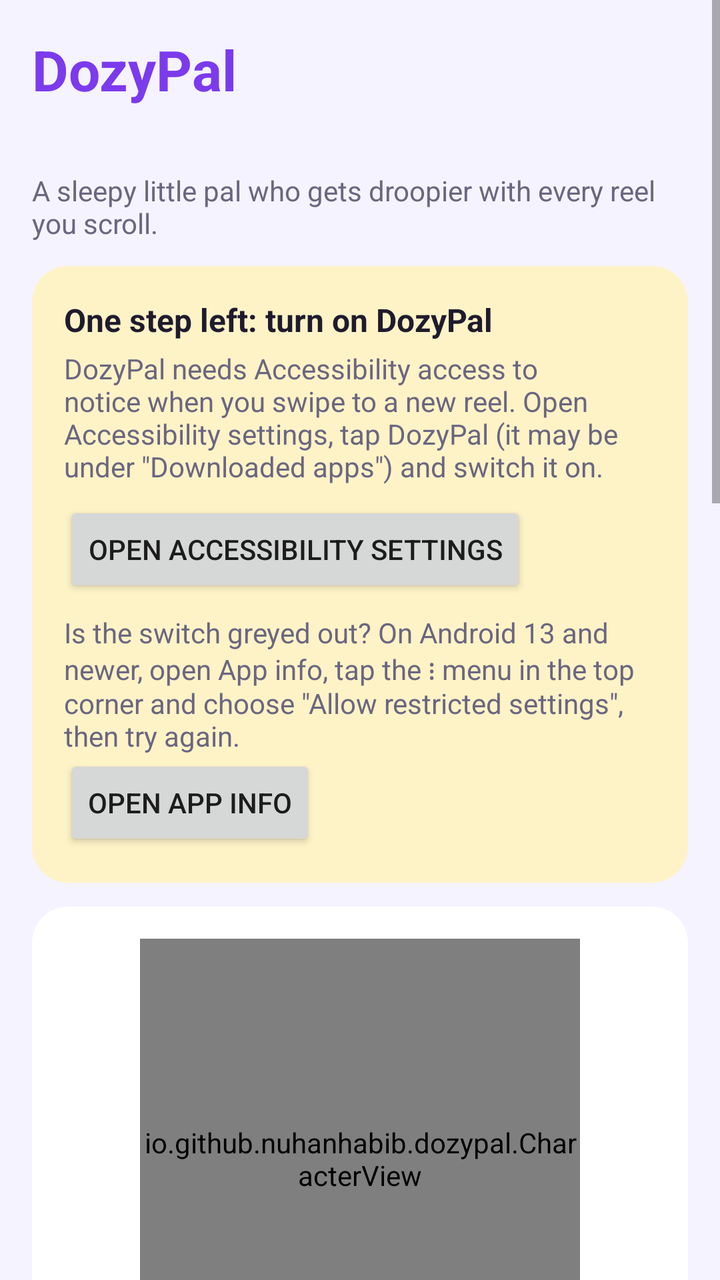
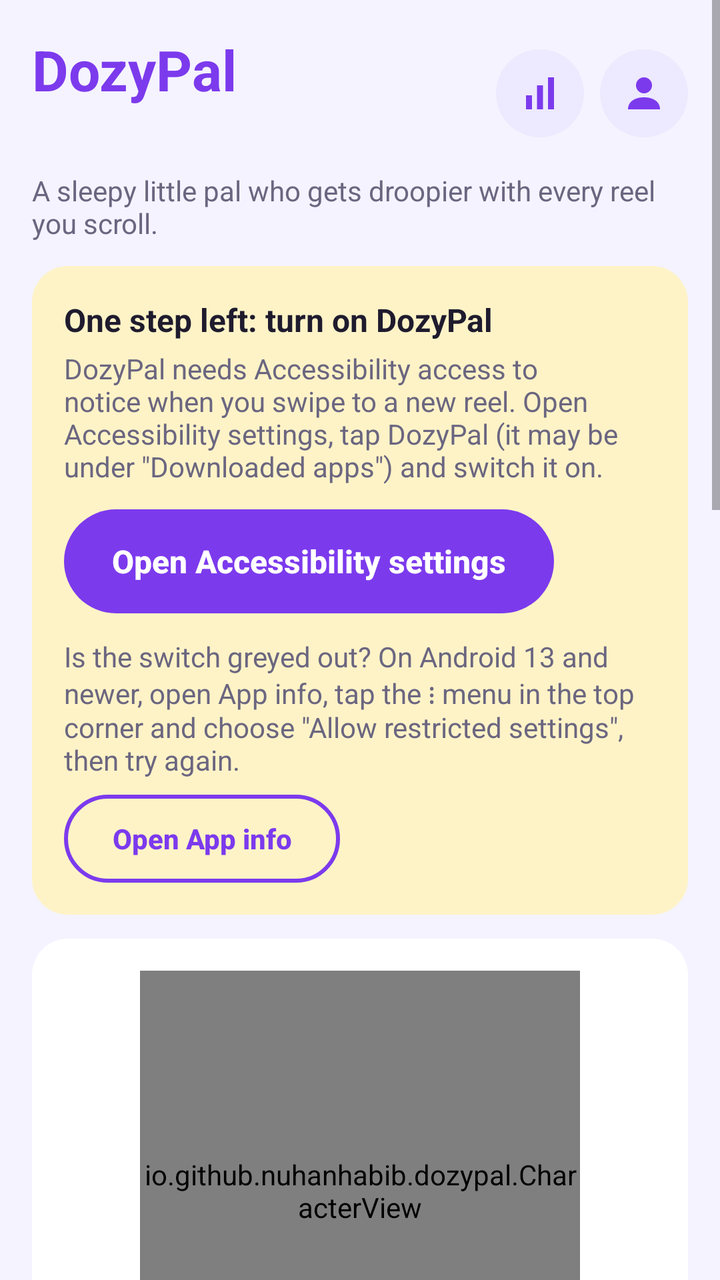

An Android layout rendered at two revisions. The XML below is the earlier revision; the diff shows what the commit changed to produce the second picture.
<!-- AndroidManifest.xml: application theme Theme.DozyPal -->
<!-- res/layout/activity_main.xml -->
<?xml version="1.0" encoding="utf-8"?>
<ScrollView xmlns:android="http://schemas.android.com/apk/res/android"
    android:layout_width="match_parent"
    android:layout_height="match_parent"
    android:fillViewport="true">

    <LinearLayout
        android:layout_width="match_parent"
        android:layout_height="wrap_content"
        android:orientation="vertical"
        android:padding="16dp">

        <TextView
            android:layout_width="wrap_content"
            android:layout_height="wrap_content"
            android:text="@string/app_name"
            android:textColor="@color/purple"
            android:textSize="28sp"
            android:textStyle="bold" />

        <TextView
            android:id="@+id/greeting"
            style="@style/CardTitle"
            android:layout_marginTop="4dp"
            android:textSize="18sp" />

        <TextView
            style="@style/CardBody"
            android:text="@string/tagline" />

        
        <LinearLayout
            android:id="@+id/setup_card"
            style="@style/Card"
            android:background="@drawable/card_warning">

            <TextView style="@style/CardTitle" android:text="@string/setup_title" />
            <TextView style="@style/CardBody" android:text="@string/setup_body" />
            <Button
                android:id="@+id/setup_button"
                android:layout_width="wrap_content"
                android:layout_height="wrap_content"
                android:layout_marginTop="8dp"
                android:text="@string/setup_button" />

            <LinearLayout
                android:id="@+id/restricted_group"
                android:layout_width="match_parent"
                android:layout_height="wrap_content"
                android:orientation="vertical">
                <TextView
                    style="@style/CardBody"
                    android:layout_marginTop="8dp"
                    android:text="@string/restricted_body" />
                <Button
                    android:id="@+id/restricted_button"
                    android:layout_width="wrap_content"
                    android:layout_height="wrap_content"
                    android:text="@string/restricted_button" />
            </LinearLayout>
        </LinearLayout>

        <LinearLayout style="@style/Card" android:gravity="center_horizontal">
            <io.github.nuhanhabib.dozypal.CharacterView
                android:id="@+id/character"
                android:layout_width="220dp"
                android:layout_height="220dp" />

            <TextView
                android:id="@+id/mood_title"
                style="@style/CardTitle"
                android:textSize="20sp" />
            <TextView
                android:id="@+id/mood_line"
                style="@style/CardBody"
                android:gravity="center" />

            <TextView
                android:id="@+id/total_count"
                android:layout_width="wrap_content"
                android:layout_height="wrap_content"
                android:layout_marginTop="12dp"
                android:textColor="@color/text"
                android:textSize="48sp"
                android:textStyle="bold" />
            <TextView
                style="@style/CardBody"
                android:layout_width="wrap_content"
                android:text="@string/reels_today" />
            <TextView
                style="@style/CardBody"
                android:gravity="center"
                android:text="@string/reset_note"
                android:textSize="12sp" />

            <LinearLayout
                android:layout_width="match_parent"
                android:layout_height="wrap_content"
                android:layout_marginTop="12dp"
                android:orientation="horizontal">

                <LinearLayout
                    android:layout_width="0dp"
                    android:layout_height="wrap_content"
                    android:layout_weight="1"
                    android:gravity="center"
                    android:orientation="vertical">
                    <TextView
                        android:id="@+id/facebook_count"
                        style="@style/CardTitle"
                        android:textSize="22sp" />
                    <TextView
                        style="@style/CardBody"
                        android:layout_width="wrap_content"
                        android:text="@string/facebook" />
                </LinearLayout>

                <LinearLayout
                    android:layout_width="0dp"
                    android:layout_height="wrap_content"
                    android:layout_weight="1"
                    android:gravity="center"
                    android:orientation="vertical">
                    <TextView
                        android:id="@+id/instagram_count"
                        style="@style/CardTitle"
                        android:textSize="22sp" />
                    <TextView
                        style="@style/CardBody"
                        android:layout_width="wrap_content"
                        android:text="@string/instagram" />
                </LinearLayout>
            </LinearLayout>
        </LinearLayout>

        <LinearLayout style="@style/Card">
            <LinearLayout
                android:layout_width="match_parent"
                android:layout_height="wrap_content"
                android:gravity="center_vertical"
                android:orientation="horizontal">
                <LinearLayout
                    android:layout_width="0dp"
                    android:layout_height="wrap_content"
                    android:layout_weight="1"
                    android:orientation="vertical">
                    <TextView style="@style/CardTitle" android:text="@string/counter_title" />
                    <TextView style="@style/CardBody" android:text="@string/counter_body" />
                </LinearLayout>
                <Switch
                    android:id="@+id/counter_switch"
                    android:layout_width="wrap_content"
                    android:layout_height="wrap_content"
                    android:contentDescription="@string/counter_title" />
            </LinearLayout>

            <TextView
                style="@style/CardTitle"
                android:layout_marginTop="16dp"
                android:text="@string/position_title" />
            <RadioGroup
                android:id="@+id/side_group"
                android:layout_width="match_parent"
                android:layout_height="wrap_content"
                android:orientation="horizontal">
                <RadioButton
                    android:id="@+id/side_left"
                    android:layout_width="wrap_content"
                    android:layout_height="wrap_content"
                    android:text="@string/left" />
                <RadioButton
                    android:id="@+id/side_right"
                    android:layout_width="wrap_content"
                    android:layout_height="wrap_content"
                    android:layout_marginStart="16dp"
                    android:text="@string/right" />
            </RadioGroup>

            <TextView
                android:id="@+id/opacity_label"
                style="@style/CardTitle"
                android:layout_marginTop="16dp" />
            <SeekBar
                android:id="@+id/opacity_seek"
                android:layout_width="match_parent"
                android:layout_height="wrap_content"
                android:layout_marginTop="8dp"
                android:contentDescription="@string/opacity_description" />
        </LinearLayout>

        <LinearLayout style="@style/Card">
            <TextView style="@style/CardTitle" android:text="@string/profile_title" />
            <TextView
                android:id="@+id/profile_summary"
                style="@style/CardBody" />
            <Button
                android:id="@+id/edit_profile"
                android:layout_width="wrap_content"
                android:layout_height="wrap_content"
                android:layout_marginTop="8dp"
                android:text="@string/edit_profile" />
        </LinearLayout>

        <LinearLayout style="@style/Card">
            <TextView style="@style/CardTitle" android:text="@string/friends_title" />
            <TextView style="@style/CardBody" android:text="@string/friends_body" />
        </LinearLayout>

        <LinearLayout
            style="@style/Card"
            android:layout_marginBottom="16dp">
            <TextView style="@style/CardTitle" android:text="@string/privacy_title" />
            <TextView style="@style/CardBody" android:text="@string/privacy_body" />
        </LinearLayout>
    </LinearLayout>
</ScrollView>
<!-- resources referenced by this layout -->
<resources>
  <string name="privacy_body">DozyPal only counts swipes inside Facebook and Instagram. It never reads messages, never saves what is on your screen, and this version has no internet access at all. Counts stay on your phone and reset every day.</string>
  <string name="profile_title">Your profile</string>
  <string name="reset_note">A reel counts after you watch it for 5 seconds. Counts reset automatically every night at 12:00 AM.</string>
  <!-- unchanged entries left out for length: 32 -->
</resources>

<!-- the commit's change to res/layout/activity_main.xml (unified diff, before → after) -->
@@ -10,22 +10,45 @@
         android:orientation="vertical"
         android:padding="16dp">
 
-        <TextView
-            android:layout_width="wrap_content"
+        
+        <LinearLayout
+            android:layout_width="match_parent"
             android:layout_height="wrap_content"
-            android:text="@string/app_name"
-            android:textColor="@color/purple"
-            android:textSize="28sp"
-            android:textStyle="bold" />
-
-        <TextView
-            android:id="@+id/greeting"
-            style="@style/CardTitle"
-            android:layout_marginTop="4dp"
-            android:textSize="18sp" />
+            android:gravity="center_vertical"
+            android:orientation="horizontal">
+            <LinearLayout
+                android:layout_width="0dp"
+                android:layout_height="wrap_content"
+                android:layout_weight="1"
+                android:orientation="vertical">
+                <TextView
+                    android:layout_width="wrap_content"
+                    android:layout_height="wrap_content"
+                    android:text="@string/app_name"
+                    android:textColor="@color/purple"
+                    android:textSize="28sp"
+                    android:textStyle="bold" />
+                <TextView
+                    android:id="@+id/greeting"
+                    style="@style/CardTitle"
+                    android:textSize="18sp" />
+            </LinearLayout>
+            <ImageButton
+                android:id="@+id/open_reports"
+                style="@style/IconButton"
+                android:contentDescription="@string/reports_title"
+                android:src="@drawable/ic_chart" />
+            <ImageButton
+                android:id="@+id/edit_profile"
+                style="@style/IconButton"
+                android:layout_marginStart="8dp"
+                android:contentDescription="@string/edit_profile"
+                android:src="@drawable/ic_person" />
+        </LinearLayout>
 
         <TextView
             style="@style/CardBody"
+            android:layout_marginTop="8dp"
             android:text="@string/tagline" />
 
         
@@ -38,9 +61,10 @@
             <TextView style="@style/CardBody" android:text="@string/setup_body" />
             <Button
                 android:id="@+id/setup_button"
+                style="@style/PrimaryButton"
                 android:layout_width="wrap_content"
                 android:layout_height="wrap_content"
-                android:layout_marginTop="8dp"
+                android:layout_marginTop="12dp"
                 android:text="@string/setup_button" />
 
             <LinearLayout
@@ -50,12 +74,14 @@
                 android:orientation="vertical">
                 <TextView
                     style="@style/CardBody"
-                    android:layout_marginTop="8dp"
+                    android:layout_marginTop="12dp"
                     android:text="@string/restricted_body" />
                 <Button
                     android:id="@+id/restricted_button"
-                    android:layout_width="wrap_content"
-                    android:layout_height="wrap_content"
+                    style="@style/SecondaryButton"
+                    android:layout_width="wrap_content"
+                    android:layout_height="wrap_content"
+                    android:layout_marginTop="8dp"
                     android:text="@string/restricted_button" />
             </LinearLayout>
         </LinearLayout>
@@ -96,39 +122,29 @@
             <LinearLayout
                 android:layout_width="match_parent"
                 android:layout_height="wrap_content"
+                android:layout_marginTop="16dp"
+                android:orientation="horizontal">
+                <LinearLayout style="@style/AppCount">
+                    <TextView android:id="@+id/facebook_count" style="@style/AppCountNumber" />
+                    <TextView style="@style/AppCountLabel" android:text="@string/facebook" />
+                </LinearLayout>
+                <LinearLayout style="@style/AppCount">
+                    <TextView android:id="@+id/instagram_count" style="@style/AppCountNumber" />
+                    <TextView style="@style/AppCountLabel" android:text="@string/instagram" />
+                </LinearLayout>
+            </LinearLayout>
+            <LinearLayout
+                android:layout_width="match_parent"
+                android:layout_height="wrap_content"
                 android:layout_marginTop="12dp"
                 android:orientation="horizontal">
-
-                <LinearLayout
-                    android:layout_width="0dp"
-                    android:layout_height="wrap_content"
-                    android:layout_weight="1"
-                    android:gravity="center"
-                    android:orientation="vertical">
-                    <TextView
-                        android:id="@+id/facebook_count"
-                        style="@style/CardTitle"
-                        android:textSize="22sp" />
-                    <TextView
-                        style="@style/CardBody"
-                        android:layout_width="wrap_content"
-                        android:text="@string/facebook" />
-                </LinearLayout>
-
-                <LinearLayout
-                    android:layout_width="0dp"
-                    android:layout_height="wrap_content"
-                    android:layout_weight="1"
-                    android:gravity="center"
-                    android:orientation="vertical">
-                    <TextView
-                        android:id="@+id/instagram_count"
-                        style="@style/CardTitle"
-                        android:textSize="22sp" />
-                    <TextView
-                        style="@style/CardBody"
-                        android:layout_width="wrap_content"
-                        android:text="@string/instagram" />
+                <LinearLayout style="@style/AppCount">
+                    <TextView android:id="@+id/tiktok_count" style="@style/AppCountNumber" />
+                    <TextView style="@style/AppCountLabel" android:text="@string/tiktok" />
+                </LinearLayout>
+                <LinearLayout style="@style/AppCount">
+                    <TextView android:id="@+id/youtube_count" style="@style/AppCountNumber" />
+                    <TextView style="@style/AppCountLabel" android:text="@string/youtube" />
                 </LinearLayout>
             </LinearLayout>
         </LinearLayout>
@@ -175,6 +191,7 @@
                     android:layout_marginStart="16dp"
                     android:text="@string/right" />
             </RadioGroup>
+            <TextView style="@style/CardBody" android:text="@string/drag_hint" />
 
             <TextView
                 android:id="@+id/opacity_label"
@@ -189,19 +206,6 @@
         </LinearLayout>
 
         <LinearLayout style="@style/Card">
-            <TextView style="@style/CardTitle" android:text="@string/profile_title" />
-            <TextView
-                android:id="@+id/profile_summary"
-                style="@style/CardBody" />
-            <Button
-                android:id="@+id/edit_profile"
-                android:layout_width="wrap_content"
-                android:layout_height="wrap_content"
-                android:layout_marginTop="8dp"
-                android:text="@string/edit_profile" />
-        </LinearLayout>
-
-        <LinearLayout style="@style/Card">
             <TextView style="@style/CardTitle" android:text="@string/friends_title" />
             <TextView style="@style/CardBody" android:text="@string/friends_body" />
         </LinearLayout>
<!-- resource entries referenced after the edit -->
@@ -1,8 +1,100 @@
 <!-- resources referenced by this layout -->
 <resources>
-  <string name="privacy_body">DozyPal only counts swipes inside Facebook and Instagram. It never reads messages, never saves what is on your screen, and this version has no internet access at all. Counts stay on your phone and reset every day.</string>
-  <string name="profile_title">Your profile</string>
-  <string name="reset_note">A reel counts after you watch it for 5 seconds. Counts reset automatically every night at 12:00 AM.</string>
+  <!-- drawable ic_chart (drawable) -->
+  <?xml version="1.0" encoding="utf-8"?>
+  <vector xmlns:android="http://schemas.android.com/apk/res/android"
+      android:width="24dp"
+      android:height="24dp"
+      android:viewportWidth="24"
+      android:viewportHeight="24">
+      <path
+          android:fillColor="#7C3AED"
+          android:pathData="M5,13 h3 v7 h-3 Z M10.5,8 h3 v12 h-3 Z M16,4 h3 v16 h-3 Z" />
+  </vector>
+  <!-- drawable ic_person (drawable) -->
+  <?xml version="1.0" encoding="utf-8"?>
+  <vector xmlns:android="http://schemas.android.com/apk/res/android"
+      android:width="24dp"
+      android:height="24dp"
+      android:viewportWidth="24"
+      android:viewportHeight="24">
+      <path
+          android:fillColor="#7C3AED"
+          android:pathData="M12,12 a4,4 0 1,0 0,-8 a4,4 0 1,0 0,8 Z M4,20 c0,-4 3.6,-6 8,-6 s8,2 8,6 Z" />
+  </vector>
+  <string name="drag_hint">Tip: drag the counter up or down along the edge to move it.</string>
+  <string name="privacy_body">DozyPal only counts swipes inside Facebook, Instagram, TikTok and YouTube. It never reads messages, never saves what is on your screen, and this version has no internet access at all. Counts stay on your phone and reset every day.</string>
+  <string name="reports_title">Reports</string>
+  <string name="reset_note">A reel counts after you watch it for 3 seconds. Counts reset automatically every night at 12:00 AM.</string>
+  <string name="tiktok">TikTok</string>
+  <string name="youtube">YouTube Shorts</string>
+  <style name="AppCount">
+          <item name="android:layout_width">0dp</item>
+          <item name="android:layout_height">wrap_content</item>
+          <item name="android:layout_weight">1</item>
+          <item name="android:gravity">center</item>
+          <item name="android:orientation">vertical</item>
+      </style>
+  <style name="AppCountLabel" parent="CardBody">
+          <item name="android:layout_width">wrap_content</item>
+      </style>
+  <style name="AppCountNumber" parent="CardTitle">
+          <item name="android:textSize">22sp</item>
+      </style>
+  <style name="IconButton">
+          <item name="android:layout_width">44dp</item>
+          <item name="android:layout_height">44dp</item>
+          <item name="android:background">@drawable/icon_button_bg</item>
+          <item name="android:scaleType">center</item>
+      </style>
+  <style name="PrimaryButton" parent="android:Widget.Material.Button">
+          <item name="android:background">@drawable/button_primary</item>
+          <item name="android:textColor">@android:color/white</item>
+          <item name="android:textAllCaps">false</item>
+          <item name="android:textStyle">bold</item>
+          <item name="android:textSize">16sp</item>
+          <item name="android:minHeight">52dp</item>
+          <item name="android:paddingStart">24dp</item>
+          <item name="android:paddingEnd">24dp</item>
+          <item name="android:stateListAnimator">@null</item>
+      </style>
+  <style name="SecondaryButton" parent="PrimaryButton">
+          <item name="android:background">@drawable/button_secondary</item>
+          <item name="android:textColor">@color/purple</item>
+          <item name="android:textSize">14sp</item>
+          <item name="android:minHeight">44dp</item>
+      </style>
+  <!-- drawable icon_button_bg (drawable) -->
+  <?xml version="1.0" encoding="utf-8"?>
+  <ripple xmlns:android="http://schemas.android.com/apk/res/android" android:color="#337C3AED">
+      <item>
+          <shape android:shape="oval">
+              <solid android:color="@color/purple_soft" />
+          </shape>
+      </item>
+  </ripple>
+  <!-- drawable button_primary (drawable) -->
+  <?xml version="1.0" encoding="utf-8"?>
+  <ripple xmlns:android="http://schemas.android.com/apk/res/android" android:color="#33FFFFFF">
+      <item>
+          <shape android:shape="rectangle">
+              <solid android:color="@color/purple" />
+              <corners android:radius="26dp" />
+          </shape>
+      </item>
+  </ripple>
+  <!-- drawable button_secondary (drawable) -->
+  <?xml version="1.0" encoding="utf-8"?>
+  <ripple xmlns:android="http://schemas.android.com/apk/res/android" android:color="#337C3AED">
+      <item>
+          <shape android:shape="rectangle">
+              <solid android:color="@android:color/transparent" />
+              <stroke android:width="2dp" android:color="@color/purple" />
+              <corners android:radius="26dp" />
+          </shape>
+      </item>
+  </ripple>
+  <color name="purple_soft">#EDE9FE</color>
   <!-- unchanged entries left out for length: 32 -->
 </resources>
 
